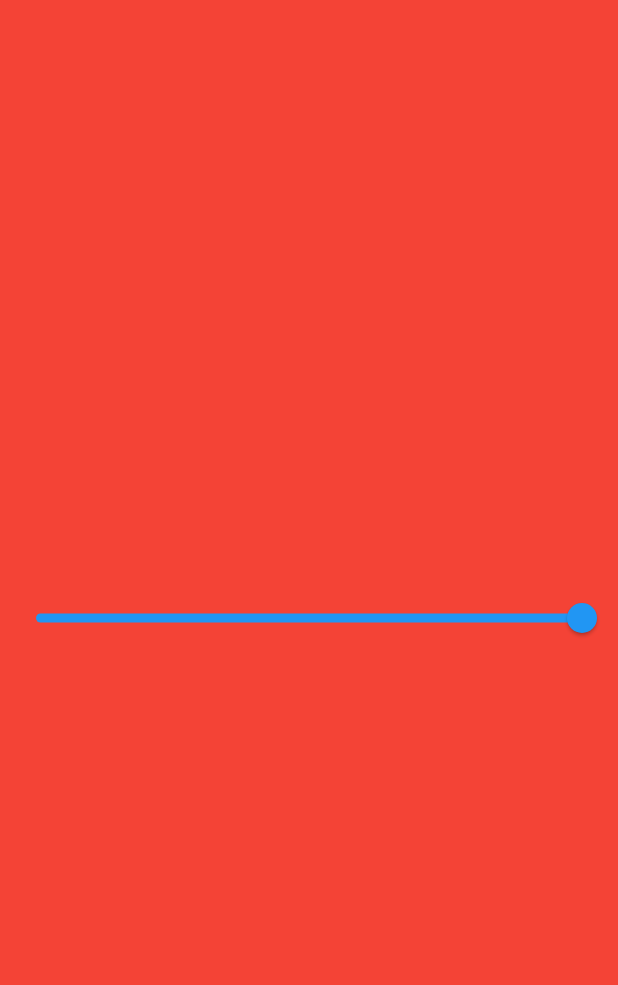
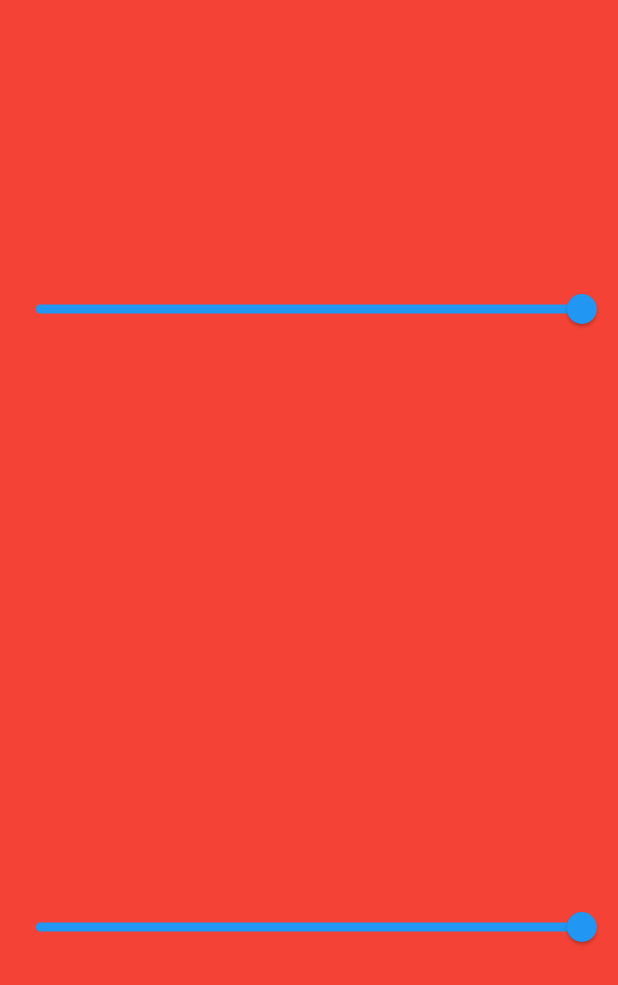
Before and after one commit to helloparthshah/particle_fountain, a Flutter app: the screen it shows after launch, on a phone screen of 412 x 824 dp. Shown: the top 985 px of the screen. Run offline on Flutter 3.47's test engine with Material 2 defaults, Android fonts, the phone set to English and light mode, and no system bars; our stand-ins replace simple_animations.

Commit message:
Added width controls in example

```diff
--- a/example/lib/main.dart
+++ b/example/lib/main.dart
@@ -6,7 +6,6 @@ void main() {
 }
 
 class MyApp extends StatelessWidget {
-  // This widget is the root of your application.
   @override
   Widget build(BuildContext context) {
     return MaterialApp(
@@ -31,6 +30,7 @@ class MyHomePage extends StatefulWidget {
 
 class _MyHomePageState extends State<MyHomePage> {
   double h = 1;
+  double w = 1;
   @override
   Widget build(BuildContext context) {
     return Material(
@@ -39,8 +39,15 @@ class _MyHomePageState extends State<MyHomePage> {
         children: [
           Container(
             constraints: BoxConstraints.expand(),
-            child: Particles(30, h /* , 0.2 */),
+            child: ParticleFountain(
+              numberOfParticles: 30,
+              height: h,
+              width: w,
             ),
+          ),
+          Column(
+            mainAxisAlignment: MainAxisAlignment.spaceAround,
+            children: [
               Slider(
                 min: 0,
                 max: 1,
@@ -51,6 +58,18 @@ class _MyHomePageState extends State<MyHomePage> {
                   });
                 },
               ),
+              Slider(
+                min: 0,
+                max: 1,
+                value: w,
+                onChanged: (width) {
+                  setState(() {
+                    w = width;
+                  });
+                },
+              ),
+            ],
+          ),
         ],
       ),
     );
--- a/lib/particle_fountain.dart
+++ b/lib/particle_fountain.dart
@@ -6,18 +6,19 @@ import 'package:flutter/material.dart';
 import 'package:particle_fountain/particleModel.dart';
 import 'package:simple_animations/simple_animations.dart';
 
-class Particles extends StatefulWidget {
+class ParticleFountain extends StatefulWidget {
   final int numberOfParticles;
   final double height;
   final double width;
 
-  Particles(this.numberOfParticles, this.height, [this.width]);
+  const ParticleFountain(
+      {this.numberOfParticles = 30, this.height = 1, this.width = null});
 
   @override
-  _ParticlesState createState() => _ParticlesState();
+  _ParticleFountainState createState() => _ParticleFountainState();
 }
 
-class _ParticlesState extends State<Particles> {
+class _ParticleFountainState extends State<ParticleFountain> {
   final Random random = Random();
 
   final List<ParticleModel> particles = [];
```
Lines whose indentation alone changed are shown as unchanged.
